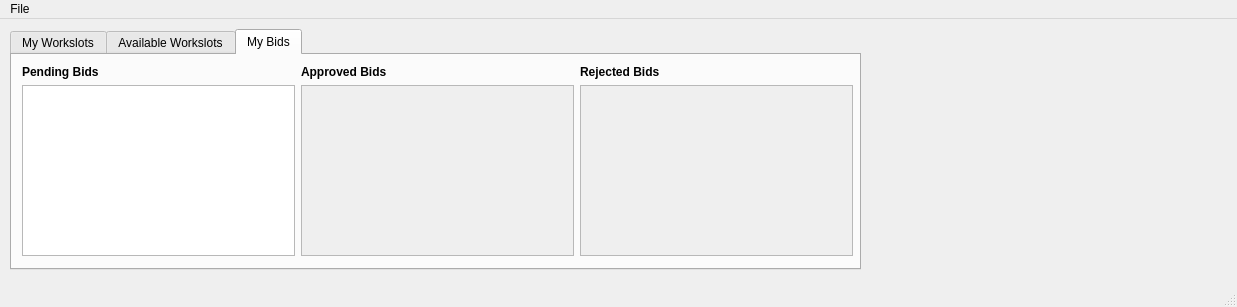
Old version of the form QtCafeWorkforceManager/CafeStaffWindow.ui in the repository wreathe-unreal/CSIT314-Project.
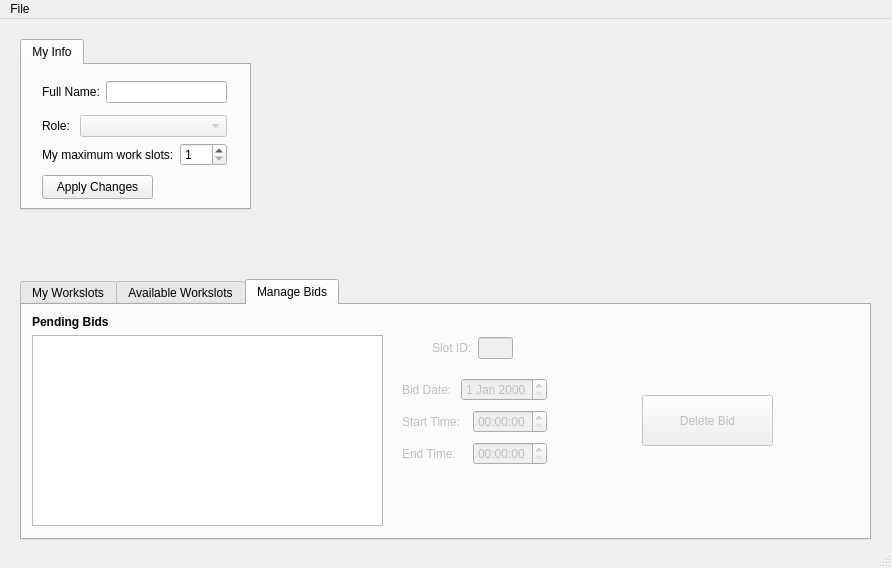
New version of the form. Icons and pictures are not drawn.

Commit message: Finish Work Staff Window & Refactorization

```diff
--- a/QtCafeWorkforceManager/CafeStaffWindow.ui
+++ b/QtCafeWorkforceManager/CafeStaffWindow.ui
@@ -6,8 +6,8 @@
    <rect>
     <x>0</x>
     <y>0</y>
-    <width>1237</width>
-    <height>307</height>
+    <width>892</width>
+    <height>568</height>
    </rect>
   </property>
   <property name="windowTitle">
@@ -17,10 +17,10 @@
    <widget class="QTabWidget" name="tabWidget">
     <property name="geometry">
      <rect>
-      <x>10</x>
-      <y>10</y>
+      <x>20</x>
+      <y>260</y>
       <width>851</width>
-      <height>241</height>
+      <height>261</height>
      </rect>
     </property>
     <property name="currentIndex">
@@ -36,7 +36,7 @@
         <x>5</x>
         <y>40</y>
         <width>391</width>
-        <height>161</height>
+        <height>171</height>
        </rect>
       </property>
      </widget>
@@ -45,7 +45,7 @@
        <rect>
         <x>10</x>
         <y>10</y>
-        <width>86</width>
+        <width>101</width>
         <height>18</height>
        </rect>
       </property>
@@ -75,91 +75,36 @@
      <widget class="QWidget" name="layoutWidget">
       <property name="geometry">
        <rect>
-        <x>650</x>
-        <y>10</y>
-        <width>185</width>
-        <height>97</height>
+        <x>440</x>
+        <y>18</y>
+        <width>391</width>
+        <height>191</height>
        </rect>
       </property>
-      <layout class="QVBoxLayout" name="verticalLayout_6">
+      <layout class="QVBoxLayout" name="verticalLayout_3">
        <item>
-        <layout class="QVBoxLayout" name="verticalLayout_4">
-         <item>
-          <layout class="QHBoxLayout" name="horizontalLayout_2">
-           <item>
-            <widget class="QLabel" name="label_5">
-             <property name="text">
-              <string>Full Name:</string>
-             </property>
-            </widget>
-           </item>
-           <item>
-            <widget class="QLineEdit" name="firstNameText"/>
-           </item>
-          </layout>
-         </item>
-        </layout>
-       </item>
-       <item>
-        <layout class="QVBoxLayout" name="verticalLayout_5">
-         <item>
-          <layout class="QHBoxLayout" name="horizontalLayout_4">
-           <item>
-            <widget class="QLabel" name="label_7">
-             <property name="text">
-              <string>Role: </string>
-             </property>
-            </widget>
-           </item>
-           <item>
-            <widget class="QComboBox" name="roleCombo">
+        <widget class="QLabel" name="label_3">
              <property name="enabled">
               <bool>false</bool>
              </property>
-             <property name="sizePolicy">
-              <sizepolicy hsizetype="Expanding" vsizetype="Fixed">
-               <horstretch>0</horstretch>
-               <verstretch>0</verstretch>
-              </sizepolicy>
-             </property>
-            </widget>
-           </item>
-          </layout>
-         </item>
-         <item>
-          <layout class="QHBoxLayout" name="horizontalLayout_5">
-           <item>
-            <widget class="QLabel" name="label_4">
+         <property name="font">
+          <font>
+           <bold>true</bold>
+          </font>
+         </property>
              <property name="text">
-              <string>My maximum work slots:</string>
+          <string>Rejected Bids</string>
              </property>
             </widget>
            </item>
            <item>
-            <widget class="QSpinBox" name="maxSlotsBox">
-             <property name="minimum">
-              <number>1</number>
+        <widget class="QTableWidget" name="rejectedTable">
+         <property name="enabled">
+          <bool>false</bool>
              </property>
             </widget>
            </item>
           </layout>
-         </item>
-        </layout>
-       </item>
-      </layout>
-     </widget>
-     <widget class="QPushButton" name="editInfoButton">
-      <property name="geometry">
-       <rect>
-        <x>720</x>
-        <y>120</y>
-        <width>111</width>
-        <height>24</height>
-       </rect>
-      </property>
-      <property name="text">
-       <string>Apply Changes</string>
-      </property>
      </widget>
     </widget>
     <widget class="QWidget" name="tab_3">
@@ -171,12 +116,12 @@
        <rect>
         <x>390</x>
         <y>100</y>
-        <width>80</width>
+        <width>91</width>
         <height>24</height>
        </rect>
       </property>
       <property name="text">
-       <string>Bid</string>
+       <string>Submit Bid -&gt;</string>
       </property>
      </widget>
      <widget class="QWidget" name="layoutWidget_2">
@@ -185,7 +130,7 @@
         <x>490</x>
         <y>10</y>
         <width>341</width>
-        <height>191</height>
+        <height>211</height>
        </rect>
       </property>
       <layout class="QVBoxLayout" name="verticalLayout_7">
@@ -212,7 +157,7 @@
         <x>10</x>
         <y>10</y>
         <width>371</width>
-        <height>191</height>
+        <height>211</height>
        </rect>
       </property>
       <layout class="QVBoxLayout" name="verticalLayout_8">
@@ -236,19 +181,17 @@
     </widget>
     <widget class="QWidget" name="tab_2">
      <attribute name="title">
-      <string>My Bids</string>
+      <string>Manage Bids</string>
      </attribute>
      <widget class="QWidget" name="layoutWidget">
       <property name="geometry">
        <rect>
         <x>10</x>
         <y>10</y>
-        <width>831</width>
-        <height>191</height>
+        <width>351</width>
+        <height>211</height>
        </rect>
       </property>
-      <layout class="QHBoxLayout" name="horizontalLayout">
-       <item>
         <layout class="QVBoxLayout" name="verticalLayout">
          <item>
           <widget class="QLabel" name="label">
@@ -266,23 +209,52 @@
           <widget class="QTableWidget" name="pendingTable"/>
          </item>
         </layout>
-       </item>
-       <item>
+     </widget>
+     <widget class="QWidget" name="layoutWidget">
+      <property name="geometry">
+       <rect>
+        <x>380</x>
+        <y>70</y>
+        <width>145</width>
+        <height>95</height>
+       </rect>
+      </property>
         <layout class="QVBoxLayout" name="verticalLayout_2">
          <item>
+        <layout class="QHBoxLayout" name="horizontalLayout_7">
+         <item>
+          <widget class="QLabel" name="label_12">
+           <property name="enabled">
+            <bool>false</bool>
+           </property>
+           <property name="text">
+            <string>Bid Date: </string>
+           </property>
+          </widget>
+         </item>
+         <item>
+          <widget class="QDateEdit" name="dateSelectedEdit">
+           <property name="enabled">
+            <bool>false</bool>
+           </property>
+          </widget>
+         </item>
+        </layout>
+       </item>
+       <item>
+        <layout class="QHBoxLayout" name="horizontalLayout">
+         <item>
           <widget class="QLabel" name="label_2">
-           <property name="font">
-            <font>
-             <bold>true</bold>
-            </font>
+           <property name="enabled">
+            <bool>false</bool>
            </property>
            <property name="text">
-            <string>Approved Bids</string>
+            <string>Start Time:</string>
            </property>
           </widget>
          </item>
          <item>
-          <widget class="QTableWidget" name="approvedTable">
+          <widget class="QTimeEdit" name="startTimeEdit">
            <property name="enabled">
             <bool>false</bool>
            </property>
@@ -291,21 +263,19 @@
         </layout>
        </item>
        <item>
-        <layout class="QVBoxLayout" name="verticalLayout_3">
+        <layout class="QHBoxLayout" name="horizontalLayout_6">
          <item>
-          <widget class="QLabel" name="label_3">
-           <property name="font">
-            <font>
-             <bold>true</bold>
-            </font>
+          <widget class="QLabel" name="label_11">
+           <property name="enabled">
+            <bool>false</bool>
            </property>
            <property name="text">
-            <string>Rejected Bids</string>
+            <string>End Time:</string>
            </property>
           </widget>
          </item>
          <item>
-          <widget class="QTableWidget" name="rejectedTable">
+          <widget class="QTimeEdit" name="endTimeEdit">
            <property name="enabled">
             <bool>false</bool>
            </property>
@@ -315,14 +285,59 @@
        </item>
       </layout>
      </widget>
+     <widget class="QWidget" name="">
+      <property name="geometry">
+       <rect>
+        <x>410</x>
+        <y>30</y>
+        <width>81</width>
+        <height>26</height>
+       </rect>
+      </property>
+      <layout class="QHBoxLayout" name="horizontalLayout_8">
+       <item>
+        <widget class="QLabel" name="slotLabel">
+         <property name="enabled">
+          <bool>false</bool>
+         </property>
+         <property name="text">
+          <string>Slot ID:</string>
+         </property>
+        </widget>
+       </item>
+       <item>
+        <widget class="QLineEdit" name="slotText">
+         <property name="enabled">
+          <bool>false</bool>
+         </property>
+        </widget>
+       </item>
+      </layout>
+     </widget>
+     <widget class="QPushButton" name="deleteButton">
+      <property name="enabled">
+       <bool>false</bool>
+      </property>
+      <property name="geometry">
+       <rect>
+        <x>620</x>
+        <y>90</y>
+        <width>131</width>
+        <height>51</height>
+       </rect>
+      </property>
+      <property name="text">
+       <string>Delete Bid</string>
+      </property>
+     </widget>
     </widget>
    </widget>
    <widget class="QLabel" name="label_10">
     <property name="geometry">
      <rect>
-      <x>890</x>
+      <x>490</x>
       <y>30</y>
-      <width>311</width>
+      <width>301</width>
       <height>211</height>
      </rect>
     </property>
@@ -336,13 +351,120 @@
      <bool>true</bool>
     </property>
    </widget>
+   <widget class="QTabWidget" name="tabWidget_2">
+    <property name="geometry">
+     <rect>
+      <x>20</x>
+      <y>20</y>
+      <width>231</width>
+      <height>171</height>
+     </rect>
+    </property>
+    <property name="currentIndex">
+     <number>0</number>
+    </property>
+    <widget class="QWidget" name="tab_4">
+     <attribute name="title">
+      <string>My Info</string>
+     </attribute>
+     <widget class="QWidget" name="layoutWidget">
+      <property name="geometry">
+       <rect>
+        <x>20</x>
+        <y>10</y>
+        <width>185</width>
+        <height>97</height>
+       </rect>
+      </property>
+      <layout class="QVBoxLayout" name="verticalLayout_6">
+       <item>
+        <layout class="QVBoxLayout" name="verticalLayout_4">
+         <item>
+          <layout class="QHBoxLayout" name="horizontalLayout_2">
+           <item>
+            <widget class="QLabel" name="label_5">
+             <property name="text">
+              <string>Full Name:</string>
+             </property>
+            </widget>
+           </item>
+           <item>
+            <widget class="QLineEdit" name="firstNameText"/>
+           </item>
+          </layout>
+         </item>
+        </layout>
+       </item>
+       <item>
+        <layout class="QVBoxLayout" name="verticalLayout_5">
+         <item>
+          <layout class="QHBoxLayout" name="horizontalLayout_4">
+           <item>
+            <widget class="QLabel" name="label_7">
+             <property name="text">
+              <string>Role: </string>
+             </property>
+            </widget>
+           </item>
+           <item>
+            <widget class="QComboBox" name="roleCombo">
+             <property name="enabled">
+              <bool>false</bool>
+             </property>
+             <property name="sizePolicy">
+              <sizepolicy hsizetype="Expanding" vsizetype="Fixed">
+               <horstretch>0</horstretch>
+               <verstretch>0</verstretch>
+              </sizepolicy>
+             </property>
+            </widget>
+           </item>
+          </layout>
+         </item>
+         <item>
+          <layout class="QHBoxLayout" name="horizontalLayout_5">
+           <item>
+            <widget class="QLabel" name="label_4">
+             <property name="text">
+              <string>My maximum work slots:</string>
+             </property>
+            </widget>
+           </item>
+           <item>
+            <widget class="QSpinBox" name="maxSlotsBox">
+             <property name="minimum">
+              <number>1</number>
+             </property>
+            </widget>
+           </item>
+          </layout>
+         </item>
+        </layout>
+       </item>
+      </layout>
+     </widget>
+     <widget class="QPushButton" name="editInfoButton">
+      <property name="geometry">
+       <rect>
+        <x>20</x>
+        <y>110</y>
+        <width>111</width>
+        <height>24</height>
+       </rect>
+      </property>
+      <property name="text">
+       <string>Apply Changes</string>
+      </property>
+     </widget>
+    </widget>
+   </widget>
   </widget>
   <widget class="QMenuBar" name="menubar">
    <property name="geometry">
     <rect>
      <x>0</x>
      <y>0</y>
-     <width>1237</width>
+     <width>892</width>
      <height>21</height>
     </rect>
    </property>
```
Lines whose indentation alone changed are shown as unchanged. The commit also changes 21 other files.
